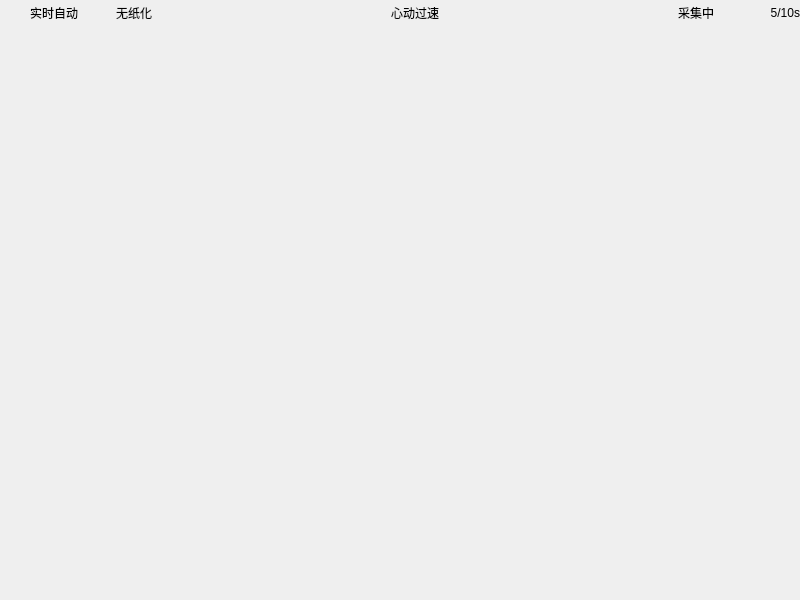
This is sample_widget_std.ui in swifteen/test_widget_switch as Qt 5 draws it before an edit. The edited form follows.
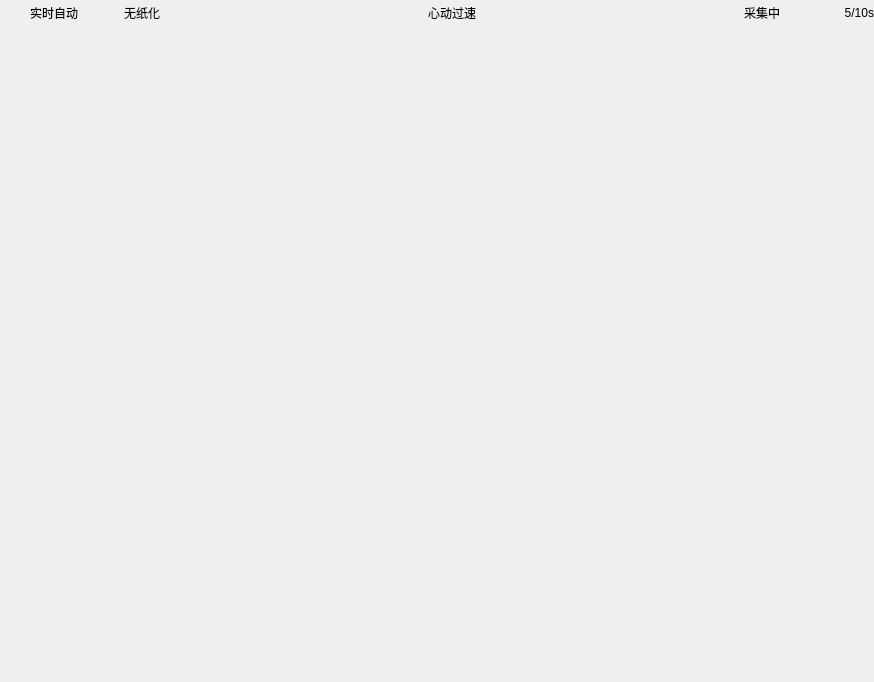
This is the edited form.

What changed in the file:
```diff
--- a/sample_widget_std.ui
+++ b/sample_widget_std.ui
@@ -6,8 +6,8 @@
    <rect>
     <x>0</x>
     <y>0</y>
-    <width>800</width>
-    <height>600</height>
+    <width>874</width>
+    <height>682</height>
    </rect>
   </property>
   <property name="windowTitle">
```
